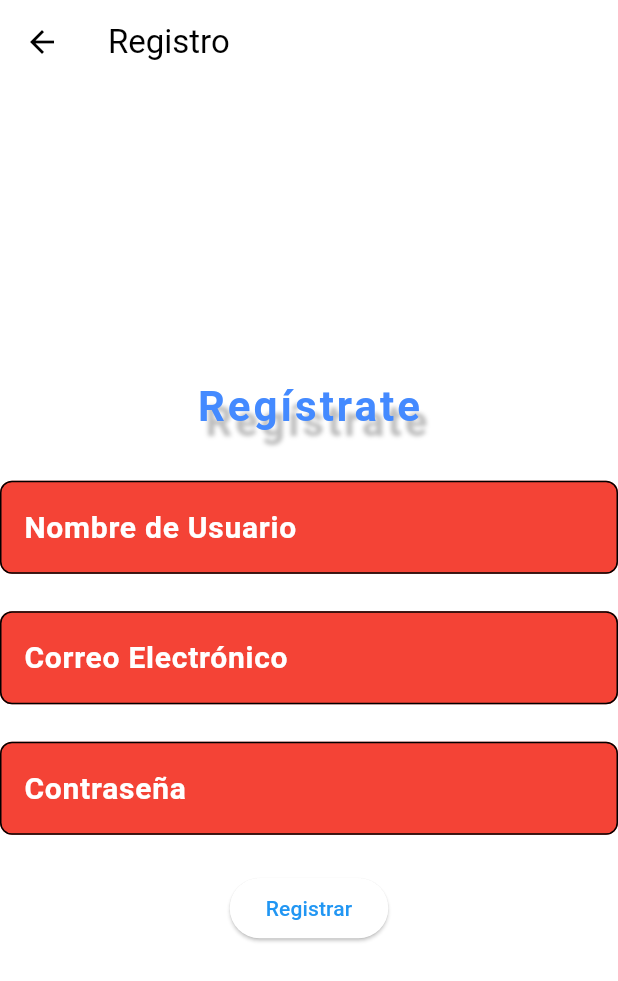
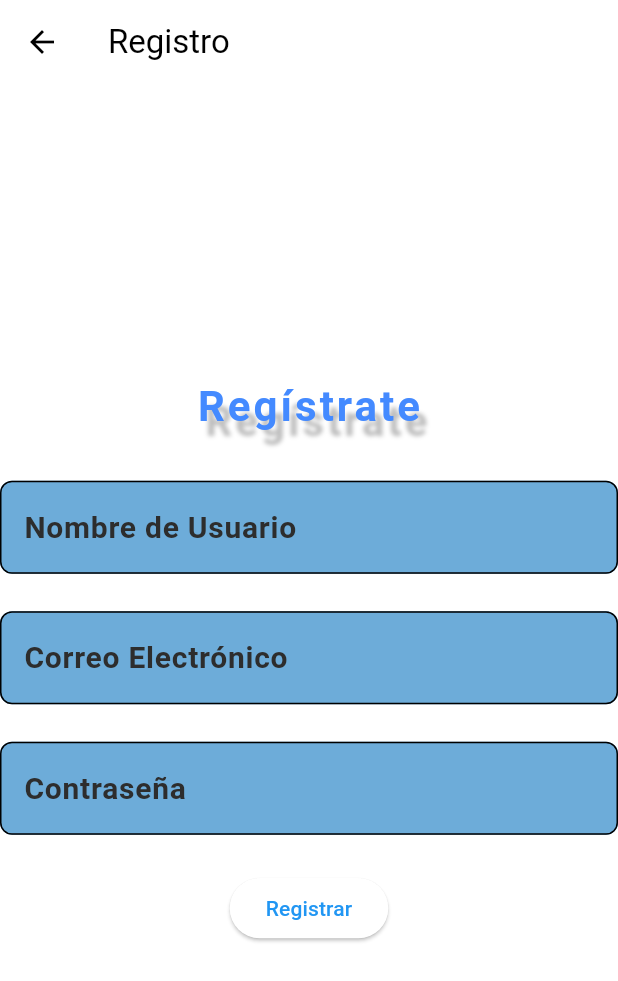
Before and after one commit to AChacon97/oposiciones, a Flutter app: the PantallaRegistro screen opened directly, on a phone screen of 412 x 824 dp. Shown: the top 981 px of the screen. Run offline on Flutter 3.47's test engine with Material 3 defaults, Android fonts, the phone set to English and light mode, and no system bars; our stand-ins replace firebase_core, image_picker, permission_handler; accounts and stored records are empty; Roboto replaces fonts that are missing (Times New Roman).

Commit message:
Actualización

```diff
--- a/appoposiciones/lib/CambiarContrasena.dart
+++ b/appoposiciones/lib/CambiarContrasena.dart
@@ -1,4 +1,5 @@
 import 'package:flutter/material.dart'; // Importa el paquete de Flutter para la interfaz de usuario
+import 'theme.dart'; // Importa el archivo que contiene el tema
 
 // Clase principal para cambiar la contraseña
 class CambiarContrasena extends StatefulWidget {
--- a/appoposiciones/lib/CambiarCorreoElectronico.dart
+++ b/appoposiciones/lib/CambiarCorreoElectronico.dart
@@ -1,4 +1,5 @@
 import 'package:flutter/material.dart'; // Importa el paquete de Flutter para la interfaz de usuario
+import 'theme.dart'; // Importa el archivo que contiene el tema
 
 // Clase principal para cambiar el correo electrónico
 class CambiarCorreoElectronico extends StatelessWidget {
--- a/appoposiciones/lib/CambiarFotoDePerfil.dart
+++ b/appoposiciones/lib/CambiarFotoDePerfil.dart
@@ -2,7 +2,7 @@ import 'package:flutter/material.dart'; // Importa el paquete de Flutter para la
 import 'dart:io'; // Importa la biblioteca para manejar archivos
 import 'package:image_picker/image_picker.dart'; // Importa la biblioteca para seleccionar imágenes
 import 'package:permission_handler/permission_handler.dart'; // Importa el paquete para manejar permisos
-
+import 'theme.dart'; // Importa el archivo que contiene el tema
 // Clase principal para cambiar la foto de perfil
 class CambiarFotoDePerfil extends StatefulWidget {
   const CambiarFotoDePerfil({super.key}); // Constructor de la clase
--- a/appoposiciones/lib/CambiarNombreUsuario.dart
+++ b/appoposiciones/lib/CambiarNombreUsuario.dart
@@ -1,4 +1,5 @@
 import 'package:flutter/material.dart'; // Importa el paquete de Flutter para la interfaz de usuario
+import 'theme.dart'; // Importa el archivo que contiene el tema
 
 // Clase principal para cambiar el nombre de usuario
 class CambiarNombreUsuario extends StatelessWidget {
--- a/appoposiciones/lib/configuracion.dart
+++ b/appoposiciones/lib/configuracion.dart
@@ -3,6 +3,7 @@ import 'CambiarNombreUsuario.dart'; // Importa la página para cambiar el nombre
 import 'CambiarContrasena.dart'; // Importa la página para cambiar la contraseña
 import 'CambiarCorreoElectronico.dart'; // Importa la página para cambiar el correo electrónico
 import 'CambiarFotoDePerfil.dart'; // Importa la página para cambiar la foto de perfil
+import 'theme.dart'; // Importa el archivo que contiene el tema
 
 // Clase principal que representa la pantalla de configuración
 class Configuracion extends StatelessWidget {
--- a/appoposiciones/lib/estadisticas.dart
+++ b/appoposiciones/lib/estadisticas.dart
@@ -1,4 +1,5 @@
 import 'package:flutter/material.dart'; // Importa el paquete de Flutter para la interfaz de usuario
+import 'theme.dart'; // Importa el archivo que contiene el tema
 
 // Clase principal que representa la pantalla de estadísticas
 class Estadisticas extends StatelessWidget {
--- a/appoposiciones/lib/login.dart
+++ b/appoposiciones/lib/login.dart
@@ -2,7 +2,7 @@ import 'package:appoposiciones/home.dart';
 import 'package:appoposiciones/registro.dart';
 import 'package:flutter/material.dart';
 import 'theme.dart'; // Importa el archivo de tema
-
+import 'theme.dart'; // Importa el archivo que contiene el tema
 class PantallaLogin extends StatefulWidget {
   const PantallaLogin(
       {super.key,
--- a/appoposiciones/lib/preguntas_test.dart
+++ b/appoposiciones/lib/preguntas_test.dart
@@ -3,7 +3,7 @@ import 'dart:convert';
 import 'package:flutter/services.dart';
 import 'preguntas.dart';
 import 'respuestas.dart';
-
+import 'theme.dart'; // Importa el archivo que contiene el tema
 class Preguntas_Test extends StatefulWidget {
   final String nombre;
 
--- a/appoposiciones/lib/registro.dart
+++ b/appoposiciones/lib/registro.dart
@@ -4,6 +4,7 @@ import 'package:flutter/services.dart'; // Para cargar archivos locales
 import 'package:path_provider/path_provider.dart'; // Para obtener el directorio del sistema
 import 'dart:io'; // Para manejar archivos
 import 'package:appoposiciones/home.dart'; // Asegúrate de que la ruta sea correcta
+import 'theme.dart'; // Importa el archivo que contiene el tema
 
 // Clase principal de la pantalla de registro
 class PantallaRegistro extends StatefulWidget {
@@ -182,14 +183,16 @@ class _PantallaRegistroState extends State<PantallaRegistro> {
                   onChanged:
                       _validateUsername, // Valida el nombre de usuario al cambiar
                   decoration: InputDecoration(
-                    hintStyle: const TextStyle(
+
+                   /* hintStyle: const TextStyle(
                       color: Colors.white, // Color del texto del hint
                       fontSize: 20.0,
                       fontWeight: FontWeight.bold,
-                    ),
+                    ),*/
                     hintText: 'Nombre de Usuario', // Texto de hint
-                    fillColor: Colors.red, // Color de fondo
-                    filled: true, // Relleno
+
+                    //fillColor: Colors.red, // Color de fondo
+                    //filled: true, // Relleno
                     errorText: _usernameError, // Mensaje de error si existe
                   ),
                 ),
@@ -203,14 +206,14 @@ class _PantallaRegistroState extends State<PantallaRegistro> {
                   onChanged:
                       _validateEmail, // Valida el correo electrónico al cambiar
                   decoration: InputDecoration(
-                    hintStyle: const TextStyle(
+                    /*hintStyle: const TextStyle(
                       color: Colors.white, // Color del texto del hint
                       fontSize: 20.0,
                       fontWeight: FontWeight.bold,
-                    ),
+                    ),*/
                     hintText: 'Correo Electrónico', // Texto de hint
-                    fillColor: Colors.red, // Color de fondo
-                    filled: true, // Relleno
+                    /*fillColor: Colors.red, // Color de fondo
+                    filled: true,*/ // Relleno
                     errorText: _emailError, // Mensaje de error si existe
                   ),
                 ),
@@ -224,14 +227,14 @@ class _PantallaRegistroState extends State<PantallaRegistro> {
                   onChanged:
                       _validatePassword, // Valida la contraseña al cambiar
                   decoration: InputDecoration(
-                    hintStyle: const TextStyle(
+                    /*hintStyle: const TextStyle(
                       color: Colors.white, // Color del texto del hint
                       fontSize: 20.0,
                       fontWeight: FontWeight.bold,
-                    ),
+                    ),*/
                     hintText: 'Contraseña', // Texto de hint
-                    fillColor: Colors.red, // Color de fondo
-                    filled: true, // Relleno
+                    /*fillColor: Colors.red, // Color de fondo
+                    filled: true,*/ // Relleno
                     errorText: _passwordError, // Mensaje de error si existe
                   ),
                   obscureText: true, // Oculta el texto de la contraseña
--- a/appoposiciones/lib/respuestas_temario.dart
+++ b/appoposiciones/lib/respuestas_temario.dart
@@ -39,6 +39,7 @@ class Respuestas_Temario extends StatelessWidget {
                     preguntaAleatoria['pregunta'],
                     style: TextStyle(fontSize: 24),
                   ),
+                  _botonRespuesta(),
                   // Aquí puedes agregar lógica para mostrar las respuestas, etc.
                 ],
               ),
--- a/appoposiciones/lib/temario_temas.dart
+++ b/appoposiciones/lib/temario_temas.dart
@@ -2,6 +2,8 @@
 import 'package:appoposiciones/Tema.dart';
 import 'package:appoposiciones/respuestas_temario.dart';
 import 'package:flutter/material.dart';
+import 'Tema.dart';
+import 'theme.dart'; // Importa el archivo que contiene el tema
 
 
 class Temario_temas extends StatelessWidget {
--- a/appoposiciones/lib/temario_test.dart
+++ b/appoposiciones/lib/temario_test.dart
@@ -1,6 +1,7 @@
 import 'package:appoposiciones/preguntas_test.dart';
 import 'package:flutter/material.dart';
 import 'Tema.dart';
+import 'theme.dart'; // Importa el archivo que contiene el tema
 
 class Temario_Test extends StatelessWidget {
   // const Temario_Test({super.key});
--- a/appoposiciones/lib/theme.dart
+++ b/appoposiciones/lib/theme.dart
@@ -74,8 +74,8 @@ class AppTheme {
   static ButtonStyle botonFuncional() {
     //Para los botones funcionales
     return ElevatedButton.styleFrom(
-      backgroundColor: Color.fromARGB(255, 60, 120, 255),
-      foregroundColor: Color.fromARGB(255, 20, 20, 200), // Color del texto
+      backgroundColor: Color.fromARGB(255, 217, 227, 251),
+      foregroundColor: Color.fromARGB(255, 60, 120, 255),// Color del texto
       textStyle: TextStyle(
         fontFamily: fontFamily, //Establecido al principio Tipo de letra.
         fontWeight: FontWeight.bold,
```
Also changed, not shown: appoposiciones/lib/home.dart (+21 -2 lines), 7 other files.
